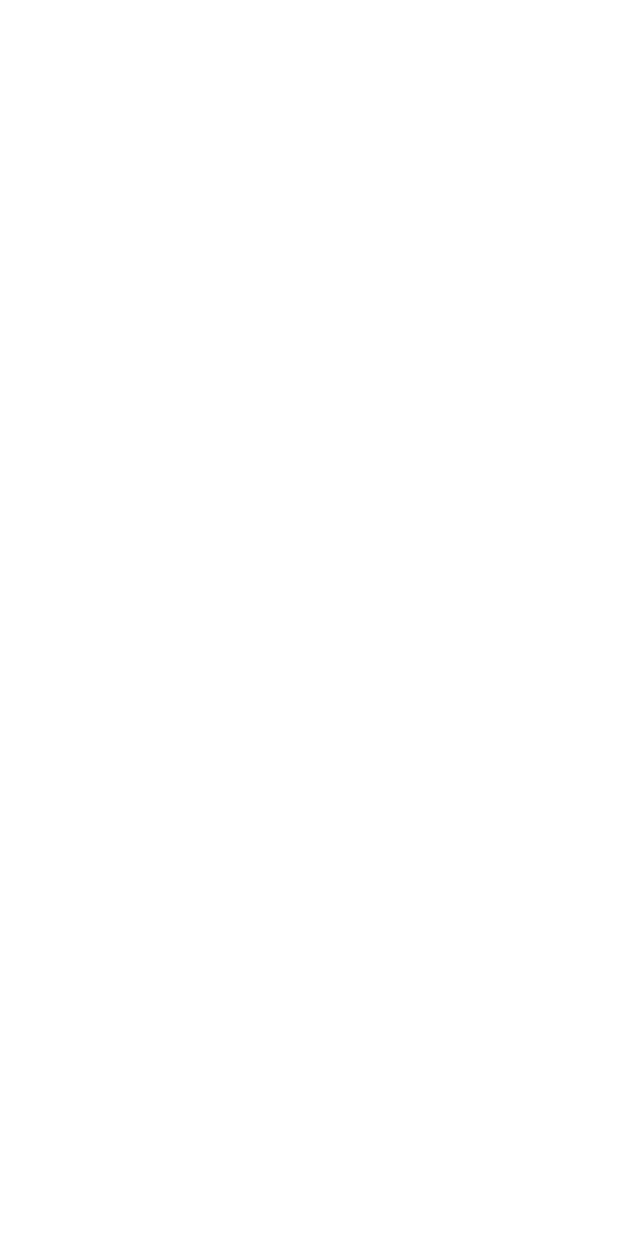
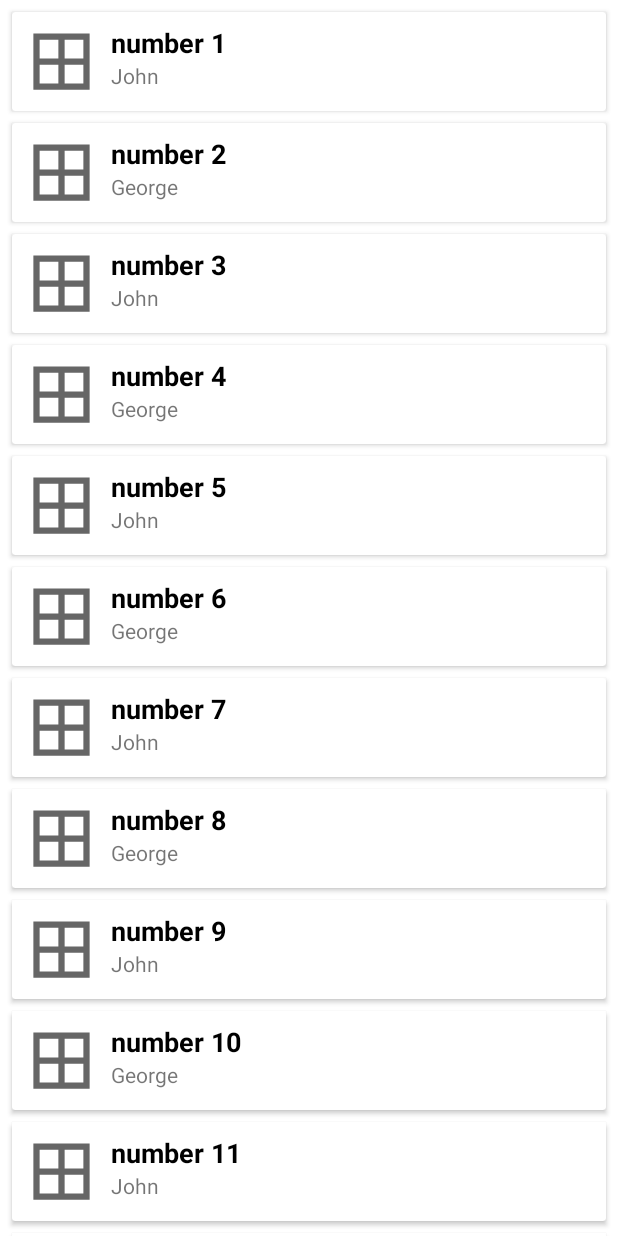
Before and after one commit to BeSelfShop/Mobile, an Android app: the HomeAcitivity screen opened directly, with no data from a screen before it, on a phone screen of 412 x 824 dp. Before the commit the screen is empty. Run offline under Robolectric (Android 15) with nearby library versions, the phone set to English and light mode, and no system bars.

Commit message:
RecyclerView

```diff
--- /dev/null
+++ b/Prison/app/src/main/java/com/example/prison/CellAdapter.kt
@@ -0,0 +1,38 @@
+package com.example.prison
+
+import android.view.LayoutInflater
+import android.view.TextureView
+import android.view.View
+import android.view.ViewGroup
+import android.widget.TextView
+import androidx.recyclerview.widget.RecyclerView
+import models.CellItem
+
+class CellAdapter(private val cellList: List<CellItem>) : RecyclerView.Adapter<CellAdapter.CellViewHolder>() {
+
+
+
+    override fun onCreateViewHolder(parent: ViewGroup, viewType: Int): CellViewHolder {
+
+        val itemView = LayoutInflater.from(parent.context).inflate(R.layout.cell_item,parent,false)
+        return CellViewHolder(itemView)
+    }
+
+    override fun onBindViewHolder(holder: CellViewHolder, position: Int) {
+        val currentItem = cellList[position]
+
+        holder.number.text = currentItem.number
+        holder.name.text = currentItem.name
+
+
+
+    }
+
+    override fun getItemCount() = cellList.size
+
+    class CellViewHolder(itemView: View): RecyclerView.ViewHolder(itemView){
+        val number: TextView = itemView.findViewById(R.id.cell_number)
+        val name: TextView = itemView.findViewById(R.id.cell_name)
+    }
+
+}
--- a/Prison/app/src/main/java/com/example/prison/HomeAcitivity.kt
+++ b/Prison/app/src/main/java/com/example/prison/HomeAcitivity.kt
@@ -2,10 +2,42 @@ package com.example.prison
 
 import androidx.appcompat.app.AppCompatActivity
 import android.os.Bundle
+import androidx.recyclerview.widget.LinearLayoutManager
+import androidx.recyclerview.widget.RecyclerView
+import models.CellItem
 
 class HomeAcitivity : AppCompatActivity() {
     override fun onCreate(savedInstanceState: Bundle?) {
         super.onCreate(savedInstanceState)
         setContentView(R.layout.activity_home_acitivity)
+
+        val cellItem = generateDummyList(100)
+
+        val recycler = findViewById<RecyclerView>(R.id.recycler_view)
+
+        recycler.adapter = CellAdapter(cellItem)
+        recycler.layoutManager = LinearLayoutManager(this)
+        recycler.setHasFixedSize(true)
+
+    }
+
+    private fun generateDummyList(size: Int) : List<CellItem>
+    {
+        val list = ArrayList<CellItem>()
+
+        for (i in 0 until size)
+        {
+            if (i%2 == 0)
+            {
+                list.add(CellItem("number "+ (i+1),"John"))
+            }
+            else
+            {
+                list.add(CellItem("number "+ (i+1),"George"))
+            }
+
+        }
+
+        return list
     }
 }
--- /dev/null
+++ b/Prison/app/src/main/java/models/CellItem.kt
@@ -0,0 +1,3 @@
+package models
+
+data class CellItem(val number:String?,val name:String?)
--- /dev/null
+++ b/Prison/app/src/main/res/drawable/ic_baseline_cell.xml
@@ -0,0 +1,10 @@
+<vector xmlns:android="http://schemas.android.com/apk/res/android"
+    android:width="24dp"
+    android:height="24dp"
+    android:viewportWidth="24"
+    android:viewportHeight="24"
+    android:tint="?attr/colorControlNormal">
+  <path
+      android:fillColor="@android:color/white"
+      android:pathData="M3,3v18h18L21,3L3,3zM11,19L5,19v-6h6v6zM11,11L5,11L5,5h6v6zM19,19h-6v-6h6v6zM19,11h-6L13,5h6v6z"/>
+</vector>
--- a/Prison/app/src/main/res/layout/activity_home_acitivity.xml
+++ b/Prison/app/src/main/res/layout/activity_home_acitivity.xml
@@ -6,6 +6,12 @@
     android:layout_height="match_parent"
     tools:context=".HomeAcitivity">
 
-
+        <androidx.recyclerview.widget.RecyclerView
+            android:id="@+id/recycler_view"
+            android:padding="4dp"
+            android:clipToPadding="false"
+            android:layout_width="match_parent"
+            android:layout_height="match_parent"
+            tools:listitem="@layout/cell_item"/>
 
     </RelativeLayout>
--- /dev/null
+++ b/Prison/app/src/main/res/layout/cell_item.xml
@@ -0,0 +1,43 @@
+<?xml version="1.0" encoding="utf-8"?>
+<androidx.cardview.widget.CardView xmlns:android="http://schemas.android.com/apk/res/android"
+    xmlns:tools="http://schemas.android.com/tools"
+    android:layout_width="match_parent"
+    android:layout_height="wrap_content"
+    android:layout_margin="4dp">
+
+    <RelativeLayout
+        android:layout_width="match_parent"
+        android:layout_height="match_parent"
+        android:padding="8dp">
+
+        <ImageView
+            android:id="@+id/cell_image_view"
+            android:layout_width="50dp"
+            android:layout_height="50dp"
+            android:layout_marginEnd="8dp"
+            android:layout_marginRight="8dp"
+            android:src="@drawable/ic_baseline_cell" />
+
+        <TextView
+            android:id="@+id/cell_number"
+            android:layout_width="wrap_content"
+            android:layout_height="wrap_content"
+            android:layout_toEndOf="@+id/cell_image_view"
+            android:layout_toRightOf="@+id/cell_image_view"
+            android:text="Line 1"
+            android:textColor="@color/black"
+            android:textSize="18sp"
+            android:textStyle="bold" />
+
+        <TextView
+            android:id="@+id/cell_name"
+            android:layout_width="wrap_content"
+            android:layout_height="wrap_content"
+            android:layout_below="@+id/cell_number"
+            android:layout_toEndOf="@+id/cell_image_view"
+            android:layout_toRightOf="@+id/cell_image_view"
+            android:text="Line 2" />
+
+    </RelativeLayout>
+
+</androidx.cardview.widget.CardView>
```
